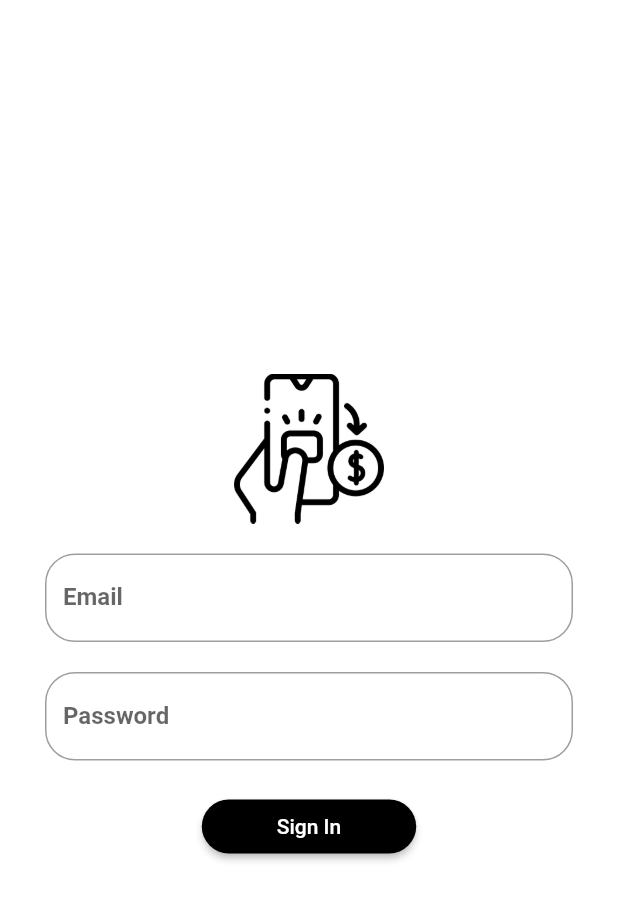
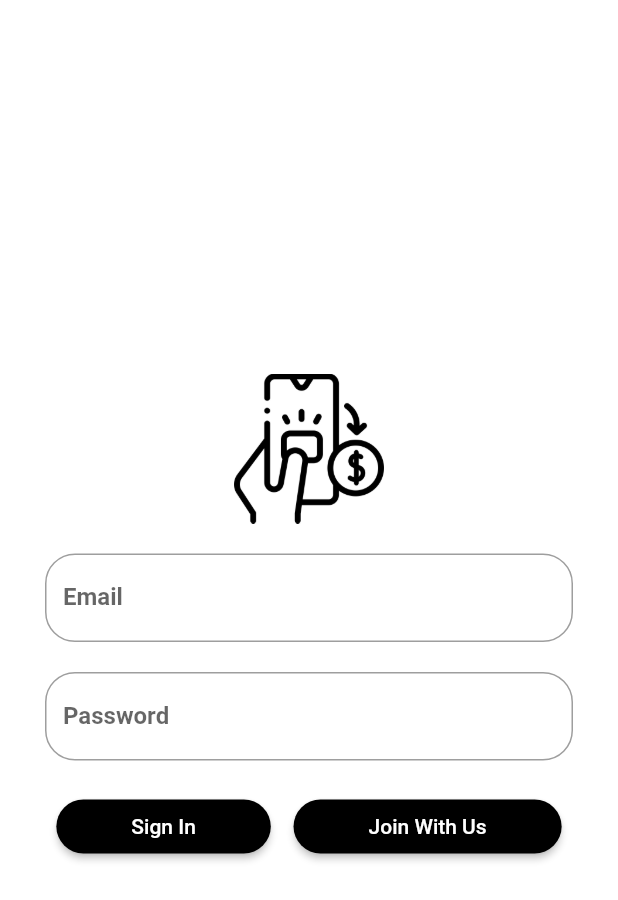
Before and after one commit to SamraZafar-SZ/BankingApp, a Flutter app: the screen it shows after launch, on a phone screen of 412 x 824 dp. Shown: the top 900 px of the screen. Run offline on Flutter 3.47's test engine with Material 2 defaults, Android fonts, the light colour scheme and no system bars; our stand-ins replace flutter_svg.

Commit message:
Made Signup Page with some conditional rendering on the Login Page

```diff
--- a/lib/widgets/screens/LoginSignup.dart
+++ b/lib/widgets/screens/LoginSignup.dart
@@ -8,7 +8,13 @@ class SignAndLogin extends StatefulWidget {
 }
 
 class _SignAndLoginState extends State<SignAndLogin> {
-  @override
+  bool flag = false;
+  void signuppage() {
+    setState(() {
+      flag == false ? flag = true : flag = false;
+    });
+  }
+
   Widget build(BuildContext context) {
     return Scaffold(
       body: Center(
@@ -61,6 +67,33 @@ class _SignAndLoginState extends State<SignAndLogin> {
               const SizedBox(
                 height: 20,
               ),
+              flag == true
+                  ? const TextField(
+                      decoration: InputDecoration(
+                        border: OutlineInputBorder(
+                          borderRadius: BorderRadius.all(
+                            Radius.circular(20),
+                          ),
+                        ),
+                        label: Text(
+                          'Confirm Password',
+                          style: TextStyle(
+                            inherit: true,
+                            fontWeight: FontWeight.bold,
+                          ),
+                        ),
+                      ),
+                      obscureText: true,
+                    )
+                  : Container(),
+              flag == true
+                  ? const SizedBox(
+                      height: 20,
+                    )
+                  : Container(),
+              Row(
+                mainAxisAlignment: MainAxisAlignment.spaceAround,
+                children: [
                   ElevatedButton(
                     onPressed: () {
                       widget.switchscreen();
@@ -80,7 +113,34 @@ class _SignAndLoginState extends State<SignAndLogin> {
                         ),
                       ),
                     ),
-                child: const Text('Sign In'),
+                    child: flag == true
+                        ? const Text('Sign Up')
+                        : const Text('Sign In'),
+                  ),
+                  ElevatedButton(
+                    onPressed: () {
+                      signuppage();
+                    },
+                    style: ButtonStyle(
+                      shape: MaterialStateProperty.all(
+                        RoundedRectangleBorder(
+                          borderRadius: BorderRadius.circular(20),
+                        ),
+                      ),
+                      backgroundColor: MaterialStateProperty.all(
+                        Colors.black,
+                      ),
+                      padding: MaterialStateProperty.all(
+                        const EdgeInsets.symmetric(
+                          horizontal: 50,
+                        ),
+                      ),
+                    ),
+                    child: flag == false
+                        ? const Text('Join With Us')
+                        : const Text('Log In'),
+                  ),
+                ],
               )
             ],
           ),
```
Lines whose indentation alone changed are shown as unchanged.
